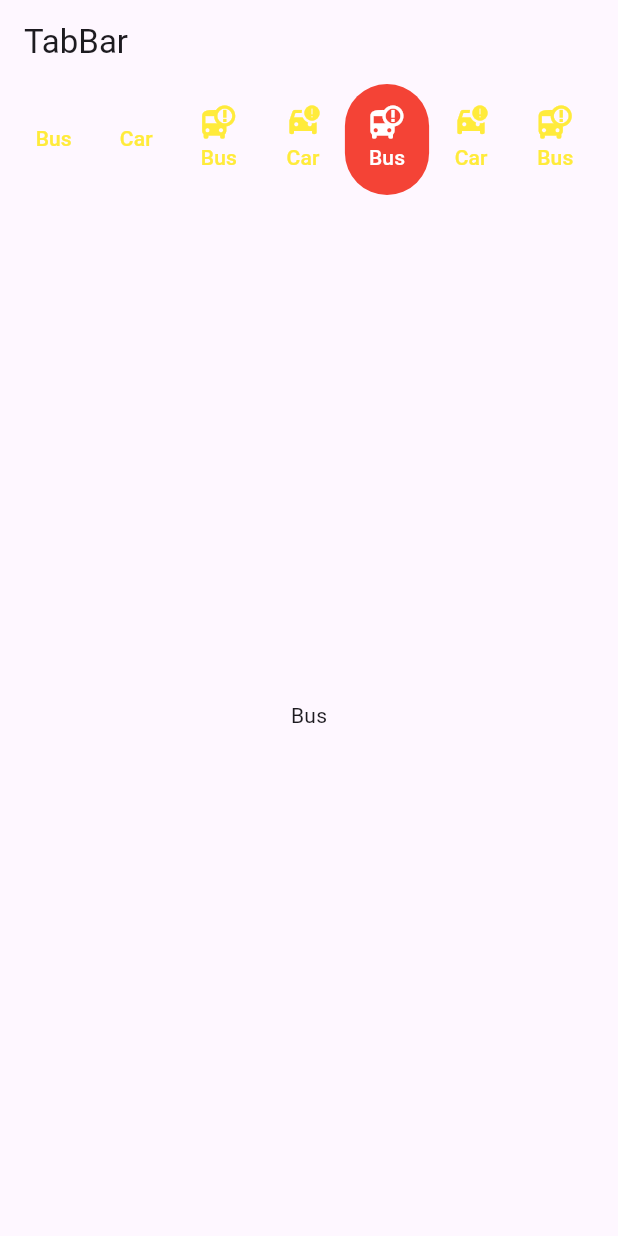
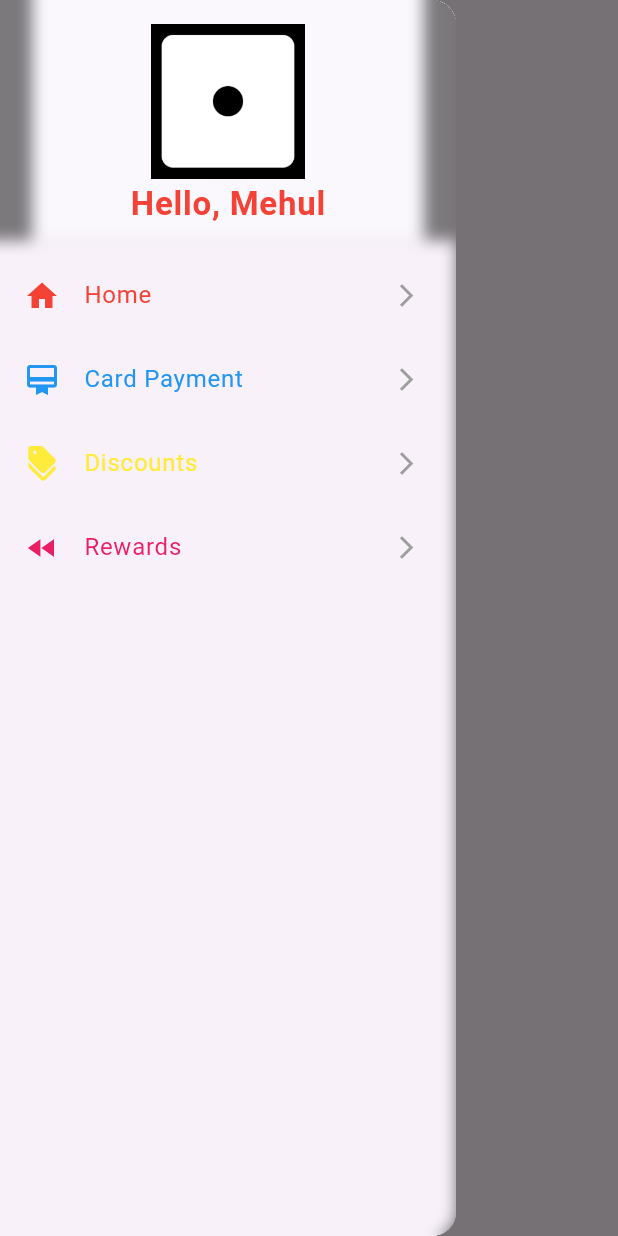
Before and after one commit to KUNJ-CP23/Flutter, a Flutter app: the screen it shows after launch, with the side drawer open (before the commit the screen has no drawer), on a phone screen of 412 x 824 dp. Run offline on Flutter 3.47's test engine with Material 3 defaults, Android fonts, the phone set to English and light mode, and no system bars.

Commit message:
Drawer lecture done!

```diff
--- /dev/null
+++ b/lib/lecture_tdrawpage_1601/page_view/flutter_page_view.dart
@@ -0,0 +1,143 @@
+import 'dart:ui';
+import 'package:labprogram/lecture_design_0201/login/launch_page.dart';
+
+import 'package:flutter/cupertino.dart';
+import 'package:flutter/material.dart';
+import 'package:flutter/widgets.dart';
+import 'package:labprogram/lecture_design_0201/login/pre_login_page.dart';
+import 'package:labprogram/lecture_tdrawpage_1601/page_view/quiz_page.dart';
+
+class FlutterPageView extends StatefulWidget {
+  const FlutterPageView({super.key});
+
+  @override
+  State<FlutterPageView> createState() => _FlutterPageViewState();
+}
+
+class _FlutterPageViewState extends State<FlutterPageView> {
+  List<Map<String, dynamic>> datasets = [
+    {
+      'Question': 'Hello World Program',
+      'Ans1': 'A',
+      'Ans2': 'c',
+      'Ans3': 'B',
+      'Ans4': 'D'
+    },
+    {
+      'Question': 'Hello Data Program',
+      'Ans1': 'Abc',
+      'Ans2': 'cde',
+      'Ans3': 'Btk',
+      'Ans4': 'Dgh'
+    },
+    {
+      'Question': 'Hello 3rd Program',
+      'Ans1': 'A',
+      'Ans2': 'c',
+      'Ans3': 'B',
+      'Ans4': 'D'
+    },
+    {
+      'Question': 'Hello 4th Program',
+      'Ans1': 'A',
+      'Ans2': 'c',
+      'Ans3': 'B',
+      'Ans4': 'D'
+    }
+  ];
+
+  @override
+  Widget build(BuildContext context) {
+    return Scaffold(
+      appBar: AppBar(
+        title: Text('Drawer'),
+      ),
+      drawer: Drawer(
+        child: ListView(
+          children: [
+            DrawerHeader(
+              decoration: BoxDecoration(
+                image: DecorationImage(
+                    image: AssetImage('assets/images/dice1.png'),
+                    fit: BoxFit.cover,
+                    opacity: 0.5),
+              ),
+              child: BackdropFilter(
+                filter: ImageFilter.blur(sigmaX: 5.0, sigmaY: 5.0),
+                child: Container(
+                  decoration: BoxDecoration(
+                    color: Colors.black.withOpacity(0.0),
+                  ),
+                  child: Column(
+                    children: [
+                      Expanded(
+                        child: Image.asset(
+                          'assets/images/dice1.png',
+                        ),
+                      ),
+                      Text(
+                        'Hello, Mehul',
+                        style: TextStyle(
+                            color: Colors.red,
+                            fontSize: 22,
+                            fontWeight: FontWeight.bold),
+                      )
+                    ],
+                  ),
+                ),
+              ),
+            ),
+            getDrawerItem('Home', Icons.home, Colors.red),
+            getDrawerItem('Card Payment', Icons.card_membership, Colors.blue),
+            getDrawerItem('Discounts', Icons.discount, Colors.yellow),
+            getDrawerItem('Rewards', Icons.fast_rewind, Colors.pink),
+          ],
+        ),
+      ),
+      body: PageView.builder(
+        scrollDirection: Axis.vertical,
+        physics: BouncingScrollPhysics(),
+        itemBuilder: (context, index) {
+          return QuizPage(
+            questionData: datasets[index],
+          );
+        },
+        itemCount: datasets.length,
+      ),
+    );
+  }
+
+  Widget getDrawerItem(menuName, icon, color) {
+    return ListTile(
+      onTap: () {
+
+        Navigator.pop(context);
+      },
+      title: Text(
+        menuName,
+        style: TextStyle(color: color),
+      ),
+      leading: Icon(
+        icon,
+        color: color,
+      ),
+      trailing: Icon(
+        Icons.arrow_forward_ios,
+        size: 18,
+        color: Colors.grey,
+      ),
+    );
+  }
+
+  List<Widget> getTabPages() {
+    List<Widget> widgets = [];
+    for (int i = 0; i < 36; i++) {
+      if (i % 2 == 0) {
+        widgets.add(LaunchPage());
+      } else {
+        widgets.add(PreLoginPage());
+      }
+    }
+    return widgets;
+  }
+}
--- /dev/null
+++ b/lib/lecture_tdrawpage_1601/page_view/quiz_page.dart
@@ -0,0 +1,44 @@
+import 'package:flutter/material.dart';
+
+class QuizPage extends StatelessWidget {
+  Map<String, dynamic> questionData = {};
+
+  QuizPage({super.key, required this.questionData});
+
+  @override
+  Widget build(BuildContext context) {
+    return Scaffold(
+      body: Column(
+        children: [
+          Expanded(
+              child: Text(
+                questionData['Question'],
+                style: TextStyle(fontSize: 30, color: Colors.black),
+              )),
+          Expanded(
+            child: Column(
+              children: [
+                Text(
+                  questionData['Ans1'],
+                  style: TextStyle(fontSize: 25, color: Colors.black),
+                ),
+                Text(
+                  questionData['Ans2'],
+                  style: TextStyle(fontSize: 25, color: Colors.black),
+                ),
+                Text(
+                  questionData['Ans3'],
+                  style: TextStyle(fontSize: 25, color: Colors.black),
+                ),
+                Text(
+                  questionData['Ans4'],
+                  style: TextStyle(fontSize: 25, color: Colors.black),
+                ),
+              ],
+            ),
+          )
+        ],
+      ),
+    );
+  }
+}
--- a/lib/main.dart
+++ b/lib/main.dart
@@ -17,6 +17,7 @@ import 'package:labprogram/lecture_design_2612/launch_page.dart';
 import 'package:labprogram/lecture_design_2612/user_entry_form.dart';
 import 'package:labprogram/lab_7/textfield_4.dart';
 import 'package:labprogram/lecture_tabbar_1501/flutter_tab_bar.dart';
+import 'package:labprogram/lecture_tdrawpage_1601/page_view/flutter_page_view.dart';
 
 void main() {
   runApp(const MyApp());
@@ -50,7 +51,7 @@ class MyApp extends StatelessWidget {
         colorScheme: ColorScheme.fromSeed(seedColor: Colors.deepPurple),
         useMaterial3: true,
       ),
-      home: FlutterTabBarPage(),
+      home: FlutterPageView(),
     );
   }
 }
```
Also changed, not shown: lib/lecture_tdrawpage_1601/list/user_list_file.dart (added, +209 -0 lines), lib/lecture_tdrawpage_1601/login/launch_page.dart (added, +53 -0 lines), lib/lecture_tdrawpage_1601/login/pre_login_page.dart (added, +93 -0 lines), lib/lecture_tdrawpage_1601/login/user_login_registration.dart (added, +134 -0 lines).
